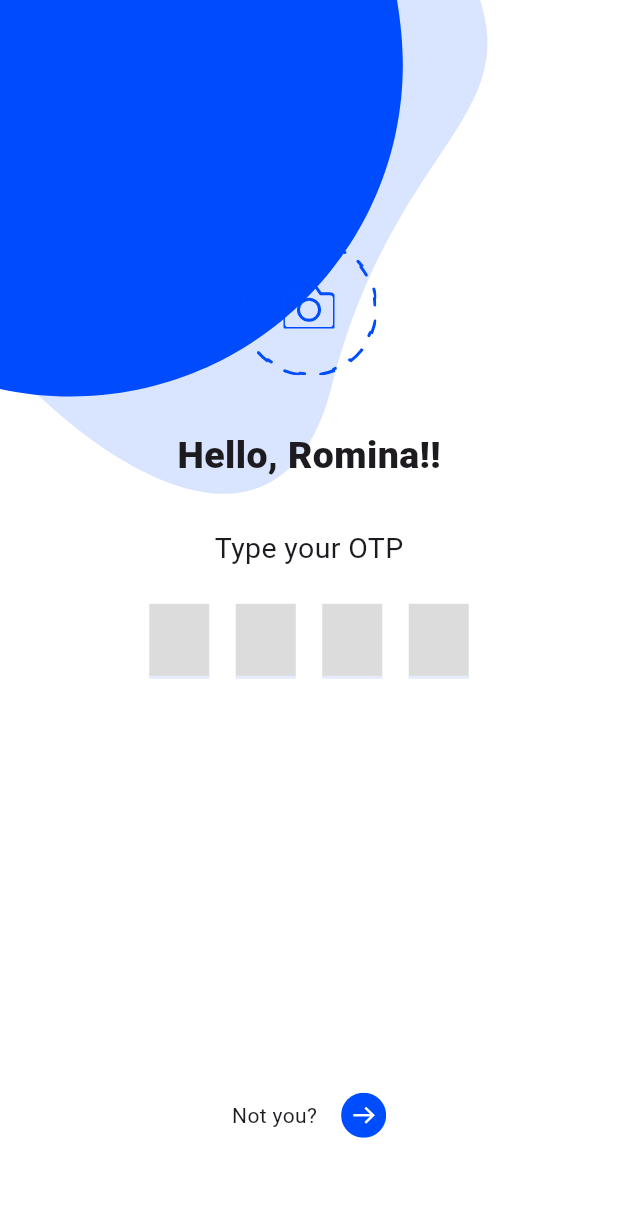
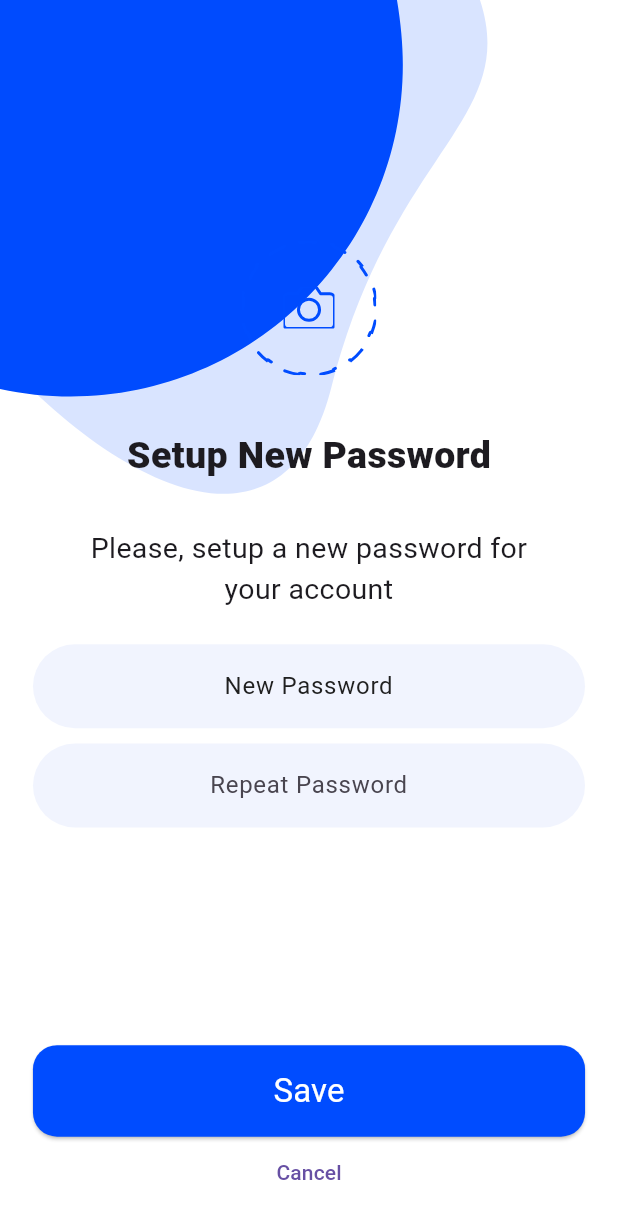
Before and after one commit to muradmkts/shopee_ecommerce, a Flutter app: the OTPScreen widget shown alone on an empty page, opened directly, after a tap on an icon or button, on a phone screen of 412 x 824 dp. Shown: the top 1219 px of the screen. Run offline on Flutter 3.47's test engine with Material 3 defaults, Android fonts, the phone set to English and light mode, and no system bars; drawn by our look-alikes of pin_code_fields; our stand-ins replace flutter_svg; missing offline and left inert: country_code_picker_plus.

Commit message:
Authentication done

```diff
--- a/lib/authentication/ui/screens/otp_screen.dart
+++ b/lib/authentication/ui/screens/otp_screen.dart
@@ -1,6 +1,7 @@
 import 'package:flutter/material.dart';
 import 'package:flutter_svg/svg.dart';
 import 'package:pin_code_fields/pin_code_fields.dart';
+import 'package:shopee_ecommerce/authentication/ui/screens/password_recovery_screen.dart';
 import 'package:shopee_ecommerce/shared_theme/utilities/color_theme.dart';
 import 'package:shopee_ecommerce/shared_theme/utilities/local_background.dart';
 import 'package:shopee_ecommerce/shared_widgets/background.dart';
@@ -63,14 +64,16 @@ class OTPScreen extends StatelessWidget {
                     mainAxisAlignment: MainAxisAlignment.center,
                     children: [
                       Text(
-                        "Not you?",
+                        "Reset your password?",
                         style: TextStyle(fontSize: 14),
                       ),
                       SizedBox(
                         width: 16,
                       ),
                       InkWell(
-                          onTap: () {},
+                          onTap: () {
+                            Navigator.push(context, MaterialPageRoute(builder: (context){return PasswordRecoveryScreen();},));
+                          },
                           child: SvgPicture.asset(LocalIcon.arrowButton)),
                     ],
                   ),
--- /dev/null
+++ b/lib/authentication/ui/screens/password_recovery_screen.dart
@@ -0,0 +1,119 @@
+import 'package:flutter/material.dart';
+import 'package:flutter_svg/svg.dart';
+import 'package:pin_code_fields/pin_code_fields.dart';
+import 'package:shopee_ecommerce/shared_theme/utilities/color_theme.dart';
+import 'package:shopee_ecommerce/shared_theme/utilities/local_background.dart';
+import 'package:shopee_ecommerce/shared_widgets/background.dart';
+
+import '../../../shared_theme/utilities/local_icon.dart';
+
+class PasswordRecoveryScreen extends StatelessWidget {
+  const PasswordRecoveryScreen({super.key});
+
+  @override
+  Widget build(BuildContext context) {
+    return Background(
+        background: LocalBackground.passBackground,
+        child: SingleChildScrollView(
+          child: Padding(
+            padding:
+                EdgeInsets.only(top: MediaQuery.sizeOf(context).height / 5.143),
+            child: Column(
+              children: [
+                Padding(
+                  padding: EdgeInsets.only(
+                      bottom: MediaQuery.sizeOf(context).height / 23.2),
+                  child: SvgPicture.asset(LocalIcon.cameraPhoto),
+                ),
+                Text(
+                  "Setup New Password",
+                  style: TextStyle(fontSize: 25, fontWeight: FontWeight.w800),
+                ),
+                Padding(
+                  padding: EdgeInsets.only(
+                      top: MediaQuery.sizeOf(context).height / 27.06),
+                  child: SizedBox(
+                    width: MediaQuery.sizeOf(context).width / 1.2931,
+                    child: Text(
+                      textAlign: TextAlign.center,
+                      "Please, setup a new password for your account",
+                      style: TextStyle(
+                        fontSize: 19,
+                      ),
+                    ),
+                  ),
+                ),
+                Padding(
+                  padding: EdgeInsets.only(
+                      top: MediaQuery.sizeOf(context).height / 35.30,
+                      left: MediaQuery.sizeOf(context).width / 18.75,
+                      right: MediaQuery.sizeOf(context).width / 18.75),
+                  child: Column(
+                    children: [
+                      TextField(
+                        textAlign: TextAlign.center,
+                        decoration: InputDecoration(
+                          hintText: "New Password",
+                          hintStyle: TextStyle(
+                            color: ColorTheme.primaryBlack,
+                          ),
+                        ),
+                      ),
+                      SizedBox(
+                        height: MediaQuery.sizeOf(context).height / 81.2,
+                      ),
+                      TextField(
+                        textAlign: TextAlign.center,
+                        decoration:
+                            InputDecoration(hintText: "Repeat Password"),
+                      )
+                    ],
+                  ),
+                ),
+                Padding(
+                  padding: EdgeInsets.only(
+                      top: MediaQuery.sizeOf(context).height / 5.678,
+                      left: MediaQuery.sizeOf(context).width / 18.75,
+                      right: MediaQuery.sizeOf(context).width / 18.75),
+                  child: ElevatedButton(
+                    onPressed: () {
+                      showDialog(context: context, builder: (BuildContext context){
+                        return AlertDialog(
+
+                          content: Container(
+                            height: MediaQuery.sizeOf(context).height/2,
+                            width: MediaQuery.sizeOf(context).width,
+                            child: Stack(
+                              alignment: Alignment.topCenter,
+                              children: [
+                                Container(
+                                  height: MediaQuery.sizeOf(context).height/3.60888,
+                                  color: Colors.amber,
+                                  child: Column(
+                                    children: [
+                                      Text("You reached out maximum amount of attempts. Please, try later.")
+                                    ],
+                                  ),
+                                ),
+
+                                SvgPicture.asset(LocalIcon.exclamatoryCircle),
+                              ],
+                            ),
+                          ),
+                        );
+                      });
+                    },
+                    child: Text(
+                      "Save",
+                      style:
+                          TextStyle(fontSize: 22, fontWeight: FontWeight.w400),
+                    ),
+                  ),
+                ),
+                TextButton(onPressed: () {}, child: Text("Cancel"))
+              ],
+            ),
+          ),
+        ));
+  }
+}
```
Also changed, not shown: assets/logos/figma_icons/exclamatory.svg.
